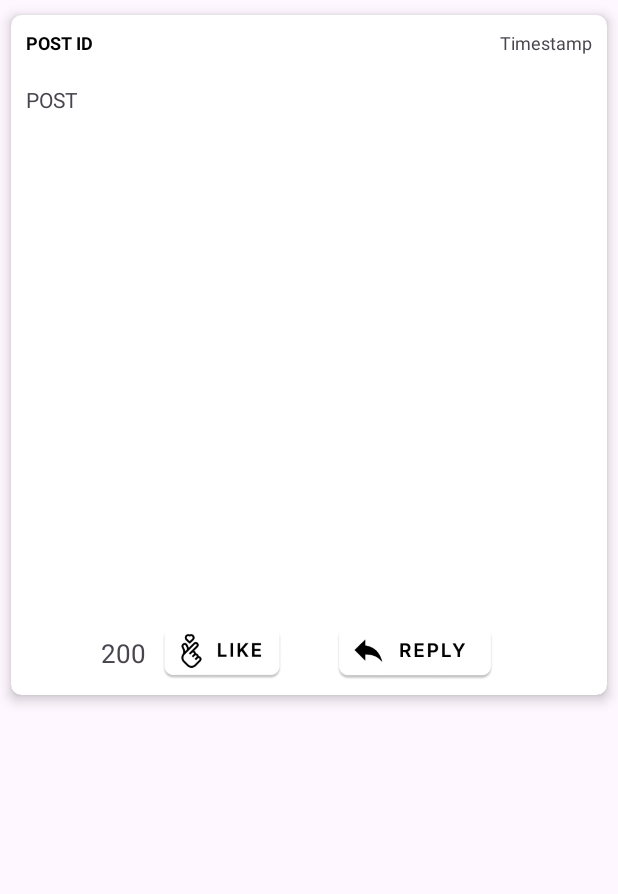
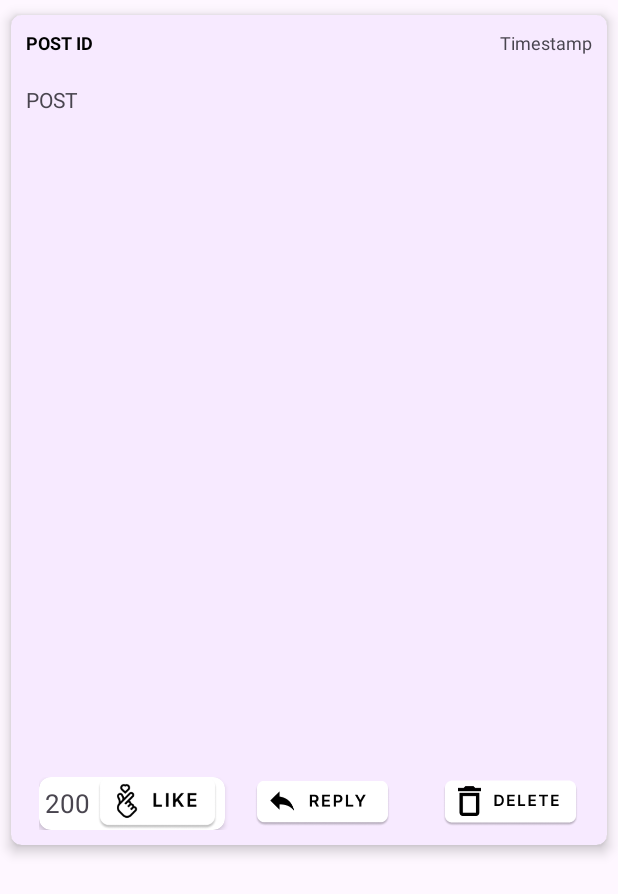
Before and after one commit to debojitdas598/SocialMedia1, an Android app: the layout postcards.xml on its own in the app's theme, with its tools: preview values and no code run, on a phone screen of 412 x 824 dp. Shown: the top 894 px of the screen. Run offline under Robolectric (Android 15) with nearby library versions, the phone set to English and light mode, and no system bars.

Commit message:
now users items can be deleted from feed -added deletehandler function in RecyclerViewAdapter.java

```diff
--- a/app/src/main/res/layout/postcards.xml
+++ b/app/src/main/res/layout/postcards.xml
@@ -6,7 +6,7 @@
     android:layout_width="match_parent"
     android:layout_height="wrap_content"
     android:id="@+id/cv"
-
+    app:cardBackgroundColor="@color/cardcolour_purple"
     app:flow_verticalGap="3dp"
 
     app:cardPreventCornerOverlap="true"
@@ -57,7 +57,7 @@
              android:layout_marginTop="20dp"/>
         <ImageView
             android:layout_width="match_parent"
-            android:layout_height="300dp"
+            android:layout_height="400dp"
             android:id="@+id/postimage"
             android:layout_margin="10dp"
             android:visibility="visible"/>
@@ -81,17 +81,27 @@
         </androidx.appcompat.widget.LinearLayoutCompat>
 
         <androidx.appcompat.widget.LinearLayoutCompat
-            android:layout_width="match_parent"
+            android:layout_width="wrap_content"
             android:layout_height="wrap_content"
             android:orientation="horizontal"
-            android:layout_marginHorizontal="50dp"
+            android:layout_gravity="center"
+            android:layout_marginHorizontal="5dp"
             >
-
+        <androidx.cardview.widget.CardView
+            android:layout_width="wrap_content"
+            android:layout_height="wrap_content"
+            android:layout_weight="1"
+            app:cardCornerRadius="8dp">
+            <androidx.appcompat.widget.LinearLayoutCompat
+                android:layout_width="wrap_content"
+                android:layout_height="wrap_content"
+                android:orientation="horizontal">
                 <TextView
                     android:layout_width="wrap_content"
                     android:layout_height="wrap_content"
                     android:text="200"
                     android:id="@+id/totallikes"
+                    android:layout_marginLeft="4dp"
                     android:layout_marginVertical="5dp"
                     android:textSize="17dp"
 
@@ -99,17 +109,32 @@
                 <ImageView
                     android:layout_width="90dp"
                     android:layout_height="35dp"
-                android:layout_weight="0.7"
-                android:layout_marginLeft="-10dp"
                     android:id="@+id/likebtn"
                     android:src="@drawable/unlikebutton"/>
+
+
+            </androidx.appcompat.widget.LinearLayoutCompat>
+
+
+        </androidx.cardview.widget.CardView>
+
 
             <ImageView
                 android:layout_width="90dp"
                 android:layout_height="35dp"
                 android:layout_weight="1"
+                android:layout_marginHorizontal="20dp"
                 android:id="@+id/replybtn"
                 android:src="@drawable/reply"/>
+
+            <ImageView
+                android:layout_width="90dp"
+                android:layout_height="35dp"
+                android:layout_weight="1"
+                android:layout_marginLeft="15dp"
+                android:id="@+id/delete"
+                android:visibility="visible"
+                android:src="@drawable/delete"/>
 
         </androidx.appcompat.widget.LinearLayoutCompat>
 
--- a/app/src/main/res/values/colors.xml
+++ b/app/src/main/res/values/colors.xml
@@ -3,4 +3,5 @@
     <color name="black">#FF000000</color>
     <color name="white">#FFFFFFFF</color>
     <color name="background_yellow">#F4E7C5</color>
+    <color name="cardcolour_purple">#F7EAFF</color>
 </resources>
```
Also changed, not shown: app/src/main/java/com/example/socialmedia1/ui/adapter/RecyclerViewAdapter.java (+83 -2 lines), app/src/main/java/com/example/socialmedia1/ui/fragments/PostDialogFragment.java (+3 -16 lines), app/src/main/res/drawable/delete.png (added). Lines whose indentation alone changed are shown as unchanged.
